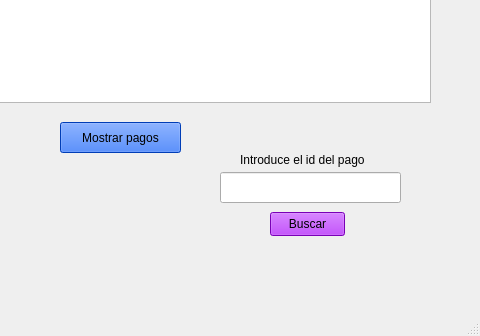
Before: the Qt Designer form pago/pagos.ui in smorcor744/pyQT, drawn with Qt 5; both pictures show x 570 to 1050 and y 388 to 724 of the 1050 by 724 pixel window.
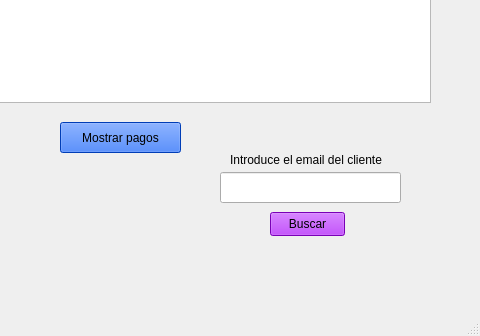
After: the same form once the commit is applied. Icons and pictures are not drawn.

What changed in the file:
```diff
--- a/pago/pagos.ui
+++ b/pago/pagos.ui
@@ -255,14 +255,14 @@
    <widget class="QLabel" name="label_9">
     <property name="geometry">
      <rect>
-      <x>810</x>
+      <x>800</x>
       <y>540</y>
-      <width>141</width>
+      <width>161</width>
       <height>16</height>
      </rect>
     </property>
     <property name="text">
-     <string>Introduce el id del pago</string>
+     <string>Introduce el email del cliente</string>
     </property>
    </widget>
    <widget class="QPushButton" name="bt_buscar_pago">
```
Left out of the diff: 2 changed lines with no effect on the pictures.
